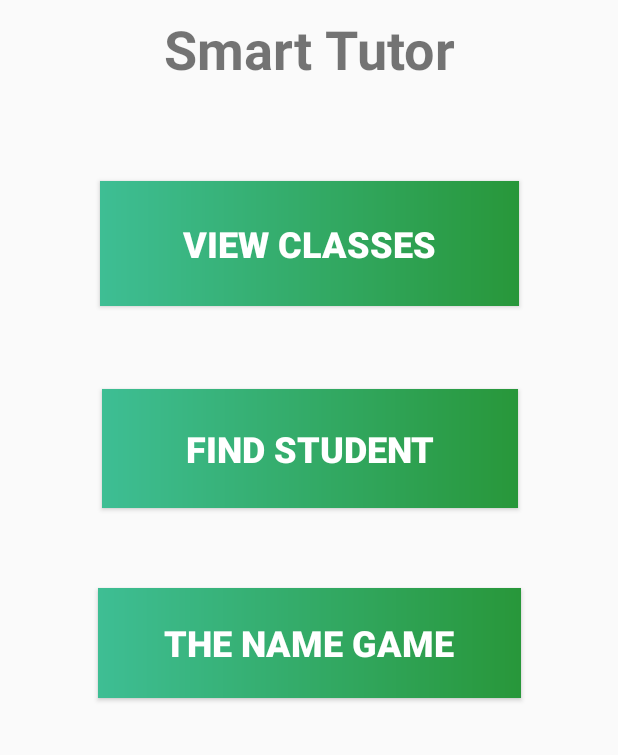
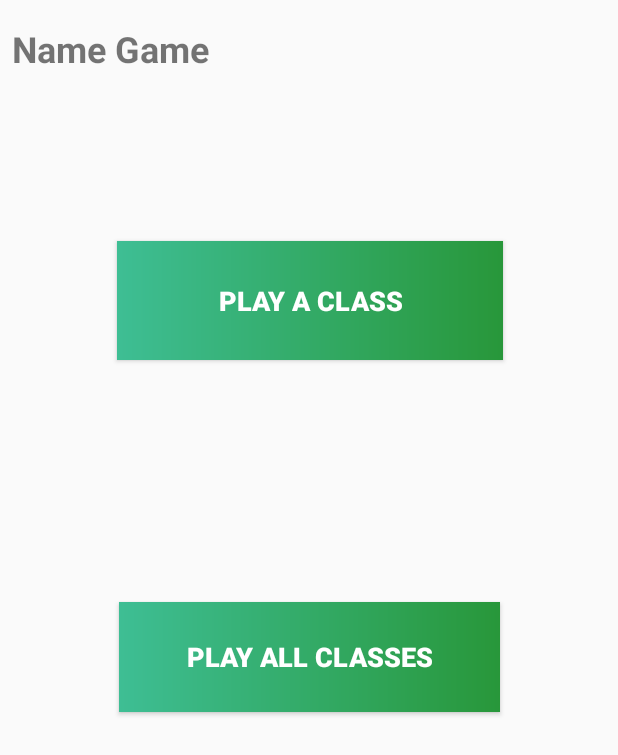
Before and after one commit to Shnooky/TutorApp, an Android app: the screen it shows after launch (MainActivity before the commit, NameGameManager after it), after a tap on "THE NAME GAME", on a phone screen of 412 x 824 dp. Shown: the top 755 px of the screen. Run offline under Robolectric (Android 15) with nearby library versions, the phone set to English and light mode, and no system bars.

Commit message:
The Name Game stuff

```diff
--- a/app/src/main/AndroidManifest.xml
+++ b/app/src/main/AndroidManifest.xml
@@ -28,6 +28,10 @@
         <activity android:name=".Controllers.TutorialStudentList"/>
         <activity android:name=".Controllers.TutorialStudentEditor"/>
 
+        <activity android:name=".Controllers.NameGameManager"/>
+        <activity android:name=".Controllers.NameGameQuiz"/>
+        <activity android:name=".Controllers.NameGameScore"/>
+
         <provider
             android:authorities="com.example.xwc.tutorapp.classProvider"
             android:name=".Database.ClassProvider" >
--- /dev/null
+++ b/app/src/main/java/com/example/xwc/tutorapp/Controllers/NameGameManager.java
@@ -0,0 +1,52 @@
+package com.example.xwc.tutorapp.Controllers;
+
+import android.content.Intent;
+import android.database.sqlite.SQLiteDatabase;
+import android.support.v7.app.AppCompatActivity;
+import android.os.Bundle;
+import android.view.View;
+
+import com.example.xwc.tutorapp.Database.DBOpenHelper;
+import com.example.xwc.tutorapp.R;
+import android.widget.*;
+
+public class NameGameManager extends AppCompatActivity implements View.OnClickListener {
+    private Button btnByClass;
+    private Button btnAll;
+
+    @Override
+    protected void onCreate(Bundle savedInstanceState) {
+        super.onCreate(savedInstanceState);
+        setContentView(R.layout.namegame_manager);
+
+        btnByClass = (Button) findViewById(R.id.btnNGByClass);
+        btnAll = (Button) findViewById(R.id.btnNGFreeStyle);
+
+        btnByClass.setOnClickListener(this);
+        btnAll.setOnClickListener(this);
+    }
+
+    @Override
+    public void onClick(View v) {
+        Intent intent = null;
+
+        switch (v.getId()) {
+            case R.id.btnNGByClass:
+                intent = new Intent(this, ClassList.class);
+                intent.putExtra("NAMEGAME", "TRUE");
+                break;
+            case R.id.btnNGFreeStyle:
+                intent = new Intent(this, NameGameQuiz.class);
+                intent.putExtra("ALLCLASSES", "TRUE");
+                break;
+            default:
+        }
+
+        if (intent != null) {
+            startActivity(intent);
+        }
+    }
+
+
+
+}
--- a/app/src/main/java/com/example/xwc/tutorapp/Controllers/TutorialStudentList.java
+++ b/app/src/main/java/com/example/xwc/tutorapp/Controllers/TutorialStudentList.java
@@ -126,9 +126,6 @@ public class TutorialStudentList extends AppCompatActivity {
             currentClass = currClass;
         }
 
-        DBOpenHelper helper = new DBOpenHelper(getBaseContext());
-        SQLiteDatabase database = helper.getWritableDatabase();
-
         Cursor c = getContentResolver().query(StudentTutorialProvider.CONTENT_URI,
                 DBOpenHelper.STUDENTS_TUTORIALS_ALL_COLUMNS,
                 DBOpenHelper.STUDENTS_TUTORIALS_TUTORIAL_ID + " = ?",
--- /dev/null
+++ b/app/src/main/res/drawable-hdpi/correct_answer.xml
@@ -0,0 +1,5 @@
+<?xml version="1.0" encoding="utf-8"?>
+<shape xmlns:android="http://schemas.android.com/apk/res/android" android:shape="rectangle">
+<gradient android:endColor="#28973a" android:startColor="#3ebe94"/>
+
+</shape>
--- /dev/null
+++ b/app/src/main/res/drawable-hdpi/incorrect_answer.xml
@@ -0,0 +1,5 @@
+<?xml version="1.0" encoding="utf-8"?>
+<shape xmlns:android="http://schemas.android.com/apk/res/android" android:shape="rectangle">
+<gradient android:endColor="#972835" android:startColor="#be3e5e"/>
+
+</shape>
--- /dev/null
+++ b/app/src/main/res/drawable-hdpi/regular_answer.xml
@@ -0,0 +1,5 @@
+<?xml version="1.0" encoding="utf-8"?>
+<shape xmlns:android="http://schemas.android.com/apk/res/android" android:shape="rectangle">
+<gradient android:endColor="#a3b6e4" android:startColor="#778cc1"/>
+
+</shape>
--- /dev/null
+++ b/app/src/main/res/layout/namegame_manager.xml
@@ -0,0 +1,63 @@
+<?xml version="1.0" encoding="utf-8"?>
+<android.support.constraint.ConstraintLayout
+    xmlns:android="http://schemas.android.com/apk/res/android"
+    xmlns:app="http://schemas.android.com/apk/res-auto"
+    xmlns:tools="http://schemas.android.com/tools"
+    android:layout_width="match_parent"
+    android:layout_height="match_parent"
+    tools:context="com.example.xwc.tutorapp.Controllers.ClassMenu">
+
+    <TextView
+        android:id="@+id/lblNameGame"
+        android:layout_width="wrap_content"
+        android:layout_height="wrap_content"
+        android:layout_marginLeft="8dp"
+        android:layout_marginRight="127dp"
+        android:layout_marginTop="16dp"
+        android:text="Name Game"
+        android:textAlignment="center"
+        android:textSize="24sp"
+        android:textStyle="bold"
+        app:layout_constraintHorizontal_bias="0.0"
+        app:layout_constraintLeft_toLeftOf="parent"
+        app:layout_constraintRight_toRightOf="parent"
+        app:layout_constraintTop_toTopOf="parent"/>
+
+    <Button
+        android:background="@drawable/gradient_lightrose"
+        android:textColor="#ffff"
+        android:id="@+id/btnNGByClass"
+        android:layout_width="257dp"
+        android:layout_height="79dp"
+        android:layout_marginLeft="8dp"
+        android:layout_marginRight="8dp"
+        android:layout_marginTop="112dp"
+        android:text="Play A Class"
+        android:textSize="18sp"
+        android:textStyle="bold"
+        app:layout_constraintLeft_toLeftOf="parent"
+        app:layout_constraintRight_toRightOf="parent"
+        app:layout_constraintTop_toBottomOf="@+id/lblNameGame"
+        app:layout_constraintHorizontal_bias="0.504" />
+
+    <Button
+        android:background="@drawable/gradient_lightrose"
+        android:textColor="#ffff"
+        android:id="@+id/btnNGFreeStyle"
+        android:layout_width="254dp"
+        android:layout_height="73dp"
+        android:layout_marginLeft="8dp"
+        android:layout_marginRight="8dp"
+        android:layout_marginTop="54dp"
+        android:text="Play All Classes"
+        android:textSize="18sp"
+        android:textStyle="bold"
+        app:layout_constraintLeft_toLeftOf="parent"
+        app:layout_constraintRight_toRightOf="parent"
+        app:layout_constraintTop_toBottomOf="@+id/btnNGByClass"
+        app:layout_constraintBottom_toBottomOf="parent"
+        android:layout_marginBottom="8dp"
+        app:layout_constraintVertical_bias="0.239" />
+
+
+</android.support.constraint.ConstraintLayout>
```
Also changed, not shown: app/src/main/java/com/example/xwc/tutorapp/Controllers/ClassList.java (+16 -0 lines), app/src/main/java/com/example/xwc/tutorapp/Controllers/MainActivity.java (+12 -1 lines), app/src/main/java/com/example/xwc/tutorapp/Controllers/NameGameQuiz.java (added, +253 -0 lines), app/src/main/java/com/example/xwc/tutorapp/Controllers/NameGameScore.java (added, +27 -0 lines), app/src/main/java/com/example/xwc/tutorapp/Database/DBOpenHelper.java (+21 -11 lines), app/src/main/java/com/example/xwc/tutorapp/Model/Student.java (renamed from app/src/main/java/com/example/xwc/tutorapp/Model/StudentProfile.java, +9 -4 lines), app/src/main/java/com/example/xwc/tutorapp/Model/Tutorial.java (+3 -4 lines), app/src/main/res/layout/namegame_quiz_activity.xml (added, +100 -0 lines), app/src/main/res/layout/namegame_score_activity.xml (added, +39 -0 lines).
